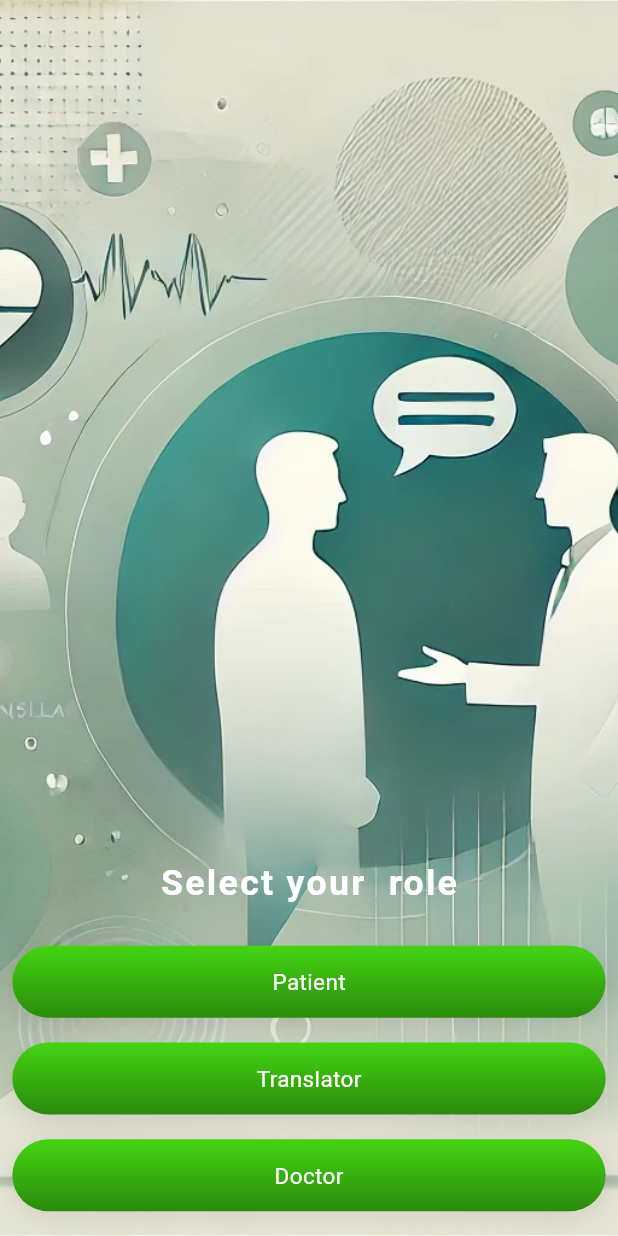
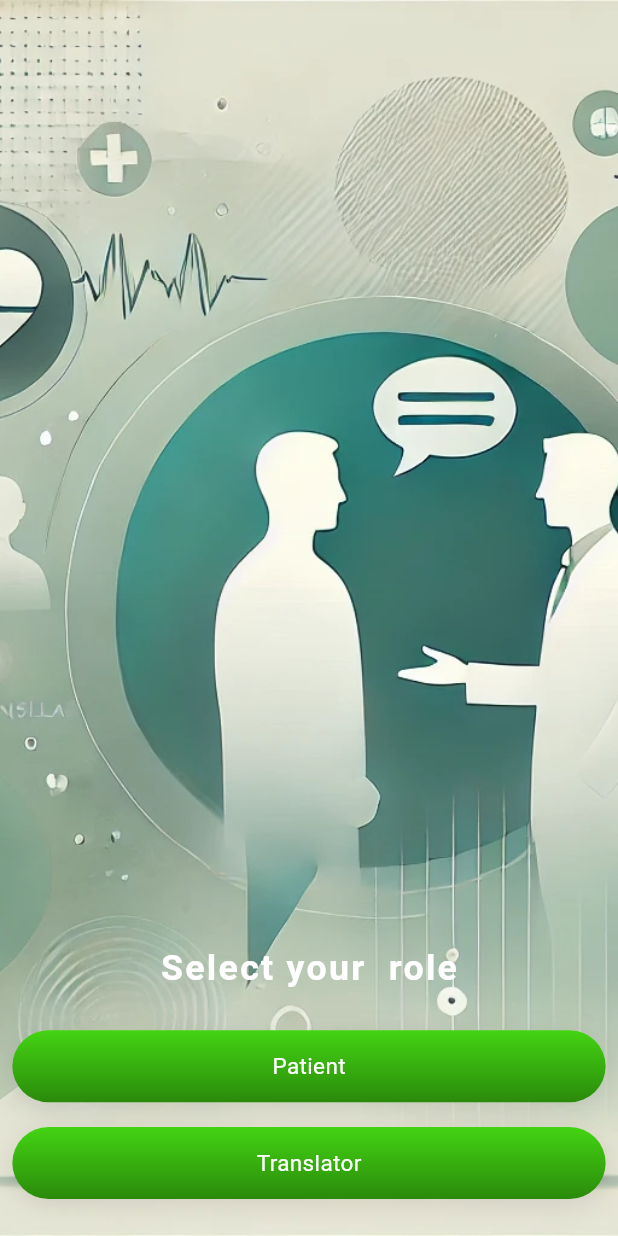
Before and after one commit to Muhammad-Ismail-Qazi/Translator-App, a Flutter app: the screen it shows after launch, on a phone screen of 412 x 824 dp. Run offline on Flutter 3.47's test engine with Material 3 defaults, Android fonts, the phone set to English and light mode, and no system bars; our stand-ins replace cloud_firestore, font_awesome_flutter, get, image_picker, pinput, sizer; accounts and stored records are empty; Roboto replaces fonts that are missing (Boston).

```diff
--- a/lib/app/modules/role/views/role.dart
+++ b/lib/app/modules/role/views/role.dart
@@ -46,10 +46,7 @@ class ChooseRole extends StatelessWidget {
                     buttonText: translatorButton,
                     onTap: () => Get.toNamed('/login')),
                 Spaces.y2,
-                MyButton(
-                    buttonText: doctorButton,
-                    onTap: () => Get.toNamed('/login')),
-                Spaces.y1,
+
               ],
             ),
           ),
```
